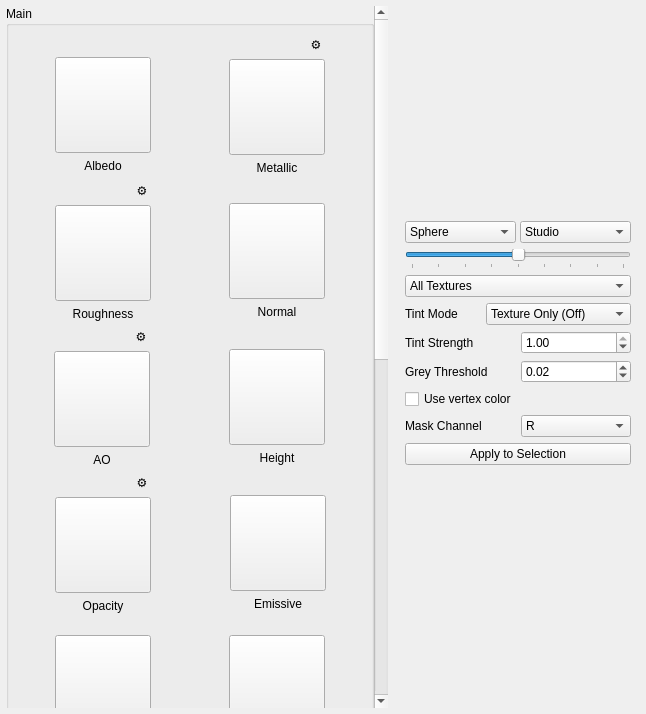
The window that ui/TextureMappingPanel.ui (01Hub/ModelViewer) describes before a commit, drawn with Qt 5.
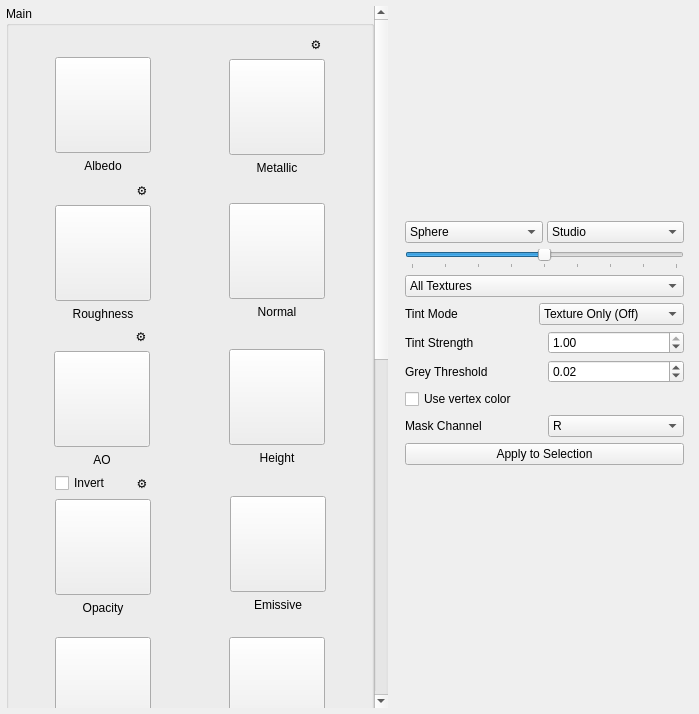
The same window after the commit. Custom widgets are drawn as their Qt base class.

Diff of the .ui file:
```diff
--- a/ui/TextureMappingPanel.ui
+++ b/ui/TextureMappingPanel.ui
@@ -6,7 +6,7 @@
    <rect>
     <x>0</x>
     <y>0</y>
-    <width>646</width>
+    <width>699</width>
     <height>714</height>
    </rect>
   </property>
@@ -52,7 +52,7 @@
         <x>0</x>
         <y>0</y>
         <width>396</width>
-        <height>1512</height>
+        <height>1518</height>
        </rect>
       </property>
       <layout class="QVBoxLayout" name="vboxLeft">
@@ -774,17 +774,11 @@
                <number>0</number>
               </property>
               <item>
-               <spacer name="spOpacity">
-                <property name="orientation">
-                 <enum>Qt::Orientation::Horizontal</enum>
+               <widget class="QCheckBox" name="invertOpacityCheck">
+                <property name="text">
+                 <string>Invert</string>
                 </property>
-                <property name="sizeHint" stdset="0">
-                 <size>
-                  <width>10</width>
-                  <height>10</height>
-                 </size>
-                </property>
-               </spacer>
+               </widget>
               </item>
               <item>
                <widget class="QToolButton" name="gearOpacity">
```
Left out of the diff: 8 changed lines with no effect on the pictures.
